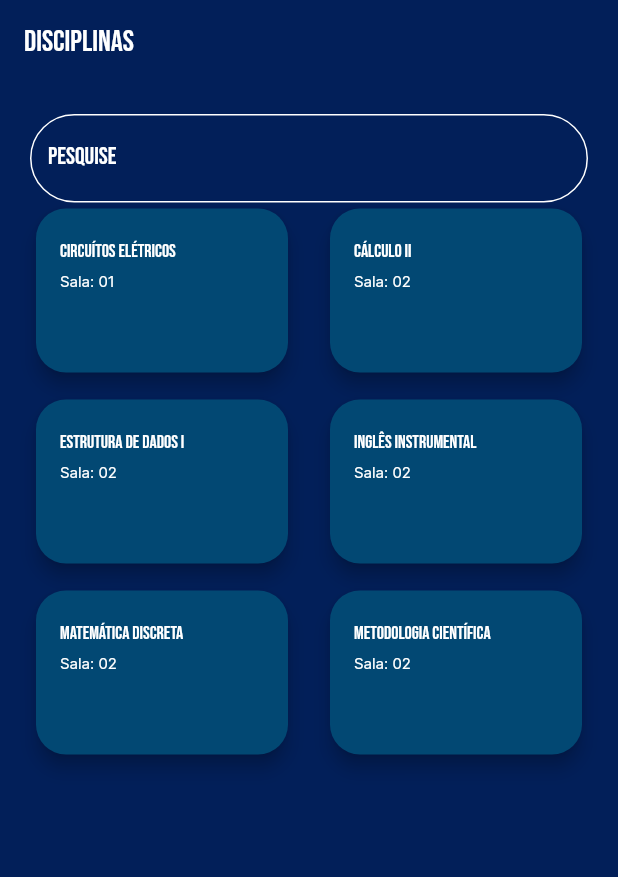
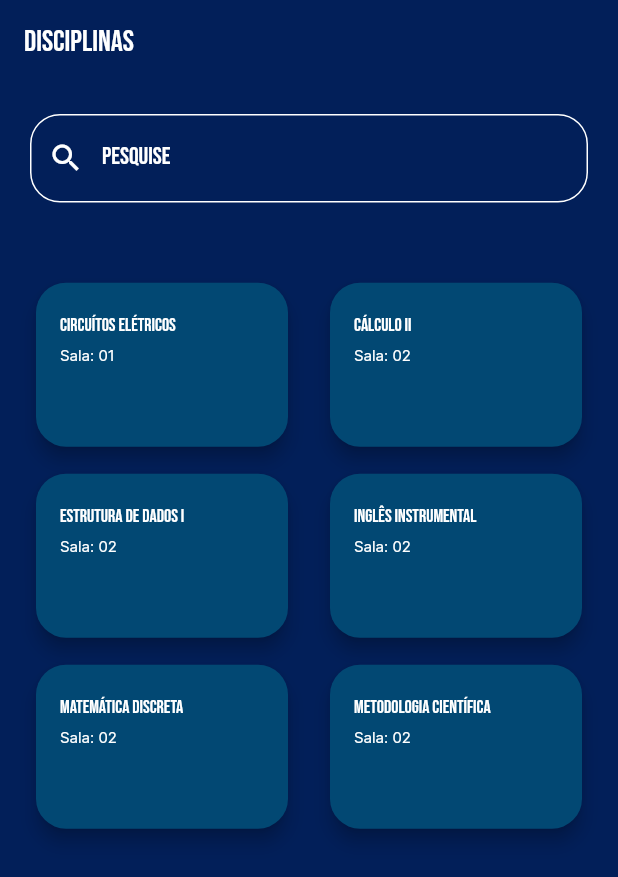
Before and after one commit to yurilima7/Acad-Facil, a Flutter app: the screen it shows after launch, after a tap on "Ver todas", on a phone screen of 412 x 824 dp. Shown: the top 877 px of the screen. Run offline on Flutter 3.47's test engine with Material 2 defaults, Android fonts, the phone set to English and light mode, and no system bars; our stand-ins replace flutter_svg.

Commit message:
Disciplines Screen
Modificações na rolagem e adição de um arquivo para acessar as colors

```diff
--- /dev/null
+++ b/acad_facil/lib/App/Core/Styles/colors_styles.dart
@@ -0,0 +1,8 @@
+import 'package:flutter/material.dart';
+
+class ColorsStyles {
+  static Color primary = const Color(0xFF021F59);
+  static Color secundary = const Color(0xFF024873);
+  static Color terciary = const Color(0xFF04B2D9);
+  static Color white = Colors.white;
+}
--- a/acad_facil/lib/App/Core/Styles/text_styles.dart
+++ b/acad_facil/lib/App/Core/Styles/text_styles.dart
@@ -1,3 +1,4 @@
+import 'package:acad_facil/App/Core/Styles/colors_styles.dart';
 import 'package:flutter/material.dart';
 
 class TextStyles {
@@ -32,42 +33,42 @@ class TextStyles {
 
   // personalizado
   TextStyle get mainTitle => primaryRegular.copyWith(
-    color: Colors.white,
+    color: ColorsStyles.white,
     fontSize: 16,
   );
 
   TextStyle get bigTitle => primaryRegular.copyWith(
-    color: Colors.white,
+    color: ColorsStyles.white,
     fontSize: 30,
   );
 
   TextStyle get grade => primaryRegular.copyWith(
-    color: const Color(0xFF04B2D9),
+    color: ColorsStyles.terciary,
     fontSize: 30,
   );
 
   TextStyle get appBarTitle => primaryRegular.copyWith(
-    color: Colors.white,
+    color: ColorsStyles.white,
     fontSize: 20,
   );
 
   TextStyle get mainCardTitle => primaryRegular.copyWith(
-    color: Colors.white,
+    color: ColorsStyles.white,
     fontSize: 12,
   );
 
   TextStyle get secundaryTitle => secondaryRegular.copyWith(
-    color: Colors.white,
+    color: ColorsStyles.white,
     fontSize: 16,
   );
 
   TextStyle get secundarySubTitle => secondaryRegular.copyWith(
-    color: Colors.white,
+    color: ColorsStyles.white,
     fontSize: 10,
   );
 
   TextStyle get secundaryOptions => secondarySemiBold.copyWith(
-    color: Colors.white,
+    color: ColorsStyles.white,
     fontSize: 15,
   );
 }
--- a/acad_facil/lib/App/Core/Theme/theme_setttings.dart
+++ b/acad_facil/lib/App/Core/Theme/theme_setttings.dart
@@ -1,3 +1,4 @@
+import 'package:acad_facil/App/Core/Styles/colors_styles.dart';
 import 'package:flutter/material.dart';
 
 class ThemeSettings {
@@ -5,9 +6,9 @@ class ThemeSettings {
 
   static final theme = ThemeData(
     colorScheme: ColorScheme.fromSwatch().copyWith(
-      primary: const Color(0xFF021F59),
-      secondary: const Color(0xFF024873),
-      tertiary: const Color(0xFF04B2D9),
+      primary: ColorsStyles.primary,
+      secondary: ColorsStyles.secundary,
+      tertiary: ColorsStyles.terciary,
     ),
     scaffoldBackgroundColor: const Color(0xFF021F59),
     fontFamily: 'Bebas Neue',
--- a/acad_facil/lib/App/Core/Widgets/information_card.dart
+++ b/acad_facil/lib/App/Core/Widgets/information_card.dart
@@ -1,3 +1,4 @@
+import 'package:acad_facil/App/Core/Styles/colors_styles.dart';
 import 'package:acad_facil/App/Core/Styles/text_styles.dart';
 import 'package:flutter/material.dart';
 
@@ -30,9 +31,9 @@ class InformationCard extends StatelessWidget {
                 ],
               ),
 
-              trailing: const Icon(
+              trailing: Icon(
                 Icons.school,
-                color: Colors.white,
+                color: ColorsStyles.white,
                 size: 90,
               ),
             ),
--- a/acad_facil/lib/App/Screens/Disciplines Screen/disciplines_screen.dart
+++ b/acad_facil/lib/App/Screens/Disciplines Screen/disciplines_screen.dart
@@ -7,22 +7,33 @@ class DisciplinesScreen extends StatelessWidget {
 
   @override
   Widget build(BuildContext context) {
-    return Scaffold(
+    return GestureDetector(
+      onTap: () => FocusManager.instance.primaryFocus?.unfocus(),
+
+      child: Scaffold(
         appBar: AppBar(
           title: const Text('Disciplinas'),
           elevation: 0,
           automaticallyImplyLeading: false,
         ),
 
-      body: SingleChildScrollView(
-        physics: const BouncingScrollPhysics(),
-
-        child: Padding(
+        body: Padding(
           padding: const EdgeInsets.all(20.0),
-          child: Wrap(
+          child: Column(
+            children:  [
+              Column(
                 children: const [
                   Search(),
-              GridDisciplines(presentsAll: true)
+                ],
+              ),
+
+              SizedBox(height: MediaQuery.of(context).size.height * 0.06,),
+
+              const Expanded(
+                child: SingleChildScrollView(
+                  child: GridDisciplines(presentsAll: true),
+                ),
+              ),
             ],
           ),
         ),
--- a/acad_facil/lib/App/Screens/Disciplines Screen/search.dart
+++ b/acad_facil/lib/App/Screens/Disciplines Screen/search.dart
@@ -13,13 +13,11 @@ class _SearchState extends State<Search> {
   Widget build(BuildContext context) {
     return TextFormField(
       // coloração do texto digitado
-      style: const TextStyle(
-            color: Colors.white),
+      style: const TextStyle(color: Colors.white),
 
       decoration: InputDecoration(
-
-        floatingLabelBehavior:
-            FloatingLabelBehavior.never, // desativa a subida da label
+        // desativa a subida da label
+        floatingLabelBehavior: FloatingLabelBehavior.never,
 
         border: OutlineInputBorder(
           // definindo o tamanho das bordas
@@ -38,11 +36,19 @@ class _SearchState extends State<Search> {
           ), // define a cor da borda quando não selecionado o input
 
           borderRadius: BorderRadius.circular(
-            30.0,
+            20.0,
           ), // define as bordas, para manter o padrão
         ),
 
+        focusedBorder:OutlineInputBorder(
+          borderSide: const BorderSide(color: Colors.white),
+          borderRadius: BorderRadius.circular(20.0),
+        ),
+
+        prefixIcon: const Icon(Icons.search, color: Colors.white,),
+
       ),
+
     );
   }
 }
--- a/acad_facil/lib/App/Screens/Home Screen/home_screen.dart
+++ b/acad_facil/lib/App/Screens/Home Screen/home_screen.dart
@@ -1,7 +1,7 @@
 import 'package:acad_facil/App/Controllers/disciplines_controller.dart';
 import 'package:acad_facil/App/Controllers/user_controller.dart';
+import 'package:acad_facil/App/Core/Styles/colors_styles.dart';
 import 'package:acad_facil/App/Core/Utils/app_routes.dart';
-
 import 'package:acad_facil/App/Core/Widgets/information_card.dart';
 import 'package:acad_facil/App/Core/Widgets/grid_disciplines.dart';
 import 'package:acad_facil/App/Core/Styles/text_styles.dart';
@@ -89,7 +89,7 @@ class _HomeScreenState extends State<HomeScreen> {
                 ),
 
                 _isLoading
-                  ? const CircularProgressIndicator(color: Colors.white,)
+                  ? CircularProgressIndicator(color: ColorsStyles.white,)
                   : const GridDisciplines(presentsAll: false),
               ],
             ),
```
Lines whose indentation alone changed are shown as unchanged.
